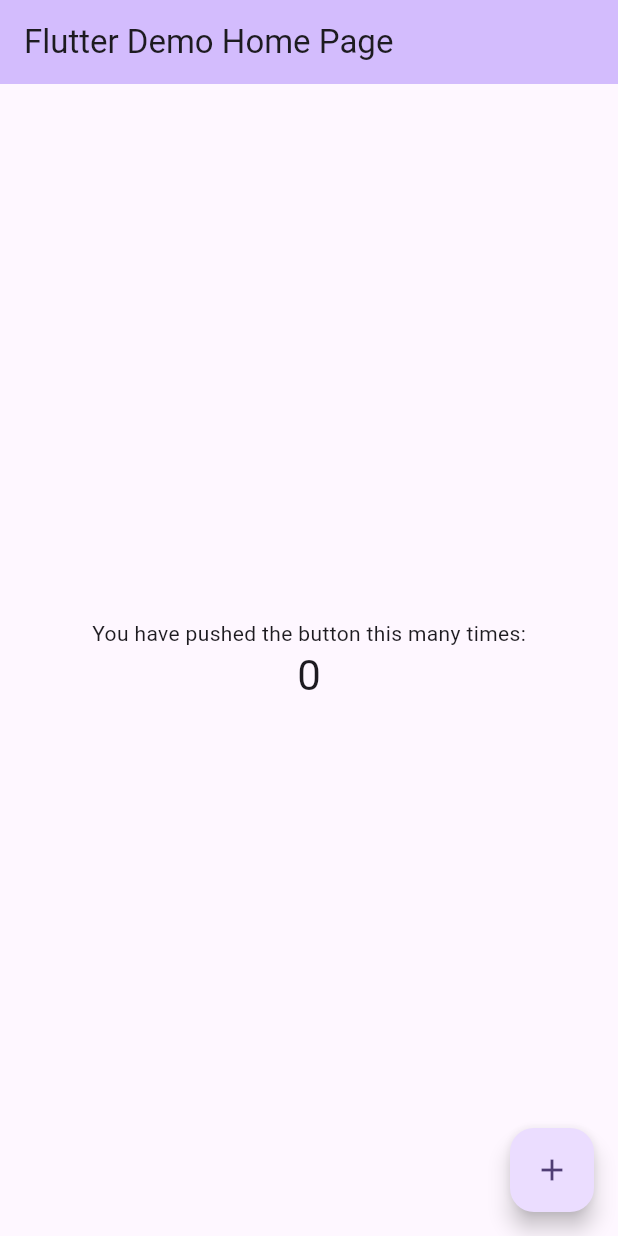
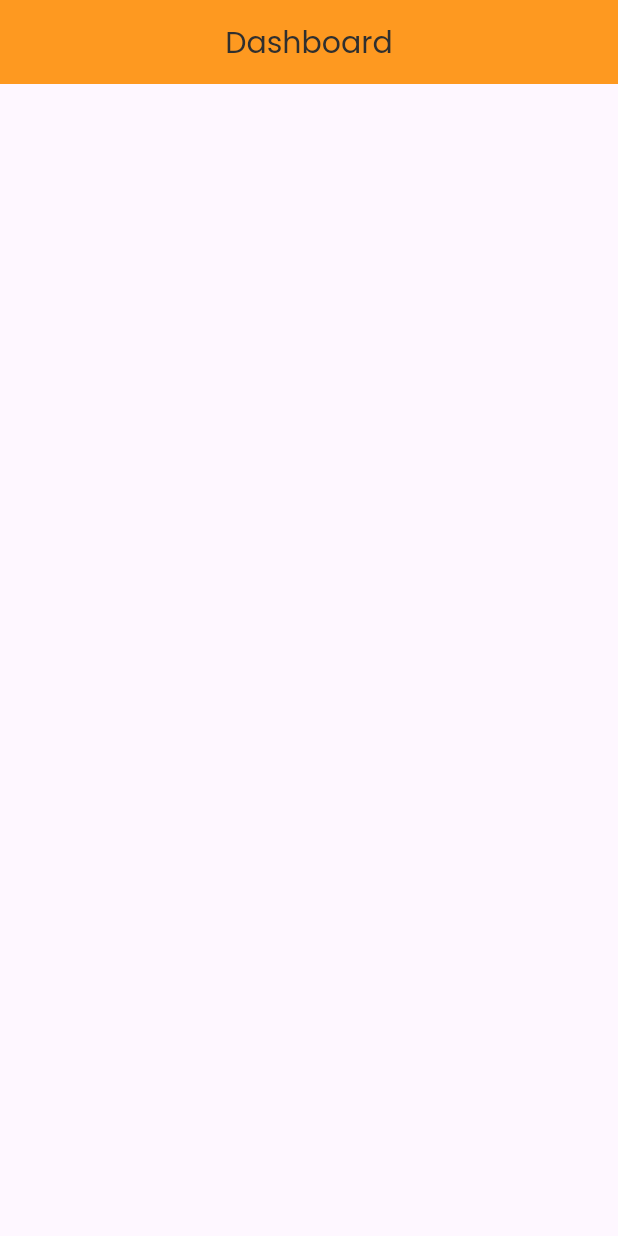
Before and after one commit to sandesh101/catering-service-admin, a Flutter app: the screen it shows after launch, on a phone screen of 412 x 824 dp. Run offline on Flutter 3.47's test engine with Material 2 defaults, Android fonts, the phone set to English and light mode, and no system bars; our stand-ins replace firebase_core, google_fonts; accounts and stored records are empty.

Commit message:
Admin Dashboard Appbar Design

```diff
--- /dev/null
+++ b/lib/constant.dart
@@ -0,0 +1,34 @@
+import 'package:flutter/material.dart';
+import 'package:google_fonts/google_fonts.dart';
+
+class ColorConstant {
+  static Color blackColor = const Color(0xFF2F2F2F);
+  static Color secondaryColor = const Color(0xFFFE9920);
+  // static Color secondaryColor = const Color(0xFF2F2F2F);
+  static Color primaryColor = const Color(0xFFFBFBFF);
+  static Color accentColor = const Color(0xFF6EEB83);
+}
+
+class AppTextStyle {
+  static TextStyle normalText({
+    double? fontSize,
+    Color? color,
+  }) {
+    return GoogleFonts.poppins(
+      fontSize: fontSize ?? 16,
+      color: color ?? ColorConstant.blackColor,
+    );
+  }
+
+  static TextStyle boldText({
+    double? fontSize,
+    Color? color,
+    FontWeight? fontWeight,
+  }) {
+    return GoogleFonts.poppins(
+      fontSize: fontSize ?? 18,
+      color: color ?? ColorConstant.blackColor,
+      fontWeight: fontWeight ?? FontWeight.bold,
+    );
+  }
+}
--- a/lib/main.dart
+++ b/lib/main.dart
@@ -1,125 +1,26 @@
+import 'package:catering_service_adming/routes.dart';
+import 'package:firebase_core/firebase_core.dart';
 import 'package:flutter/material.dart';
 
-void main() {
+void main() async {
+  WidgetsFlutterBinding.ensureInitialized();
+  await Firebase.initializeApp();
   runApp(const MyApp());
 }
 
 class MyApp extends StatelessWidget {
   const MyApp({super.key});
 
-  // This widget is the root of your application.
   @override
   Widget build(BuildContext context) {
     return MaterialApp(
-      title: 'Flutter Demo',
+      debugShowCheckedModeBanner: false,
+      title: 'HotCase',
       theme: ThemeData(
-        // This is the theme of your application.
-        //
-        // TRY THIS: Try running your application with "flutter run". You'll see
-        // the application has a blue toolbar. Then, without quitting the app,
-        // try changing the seedColor in the colorScheme below to Colors.green
-        // and then invoke "hot reload" (save your changes or press the "hot
-        // reload" button in a Flutter-supported IDE, or press "r" if you used
-        // the command line to start the app).
-        //
-        // Notice that the counter didn't reset back to zero; the application
-        // state is not lost during the reload. To reset the state, use hot
-        // restart instead.
-        //
-        // This works for code too, not just values: Most code changes can be
-        // tested with just a hot reload.
-        colorScheme: ColorScheme.fromSeed(seedColor: Colors.deepPurple),
         useMaterial3: true,
       ),
-      home: const MyHomePage(title: 'Flutter Demo Home Page'),
+      initialRoute: "/",
+      routes: appRoutes,
     );
   }
 }
-
-class MyHomePage extends StatefulWidget {
-  const MyHomePage({super.key, required this.title});
-
-  // This widget is the home page of your application. It is stateful, meaning
-  // that it has a State object (defined below) that contains fields that affect
-  // how it looks.
-
-  // This class is the configuration for the state. It holds the values (in this
-  // case the title) provided by the parent (in this case the App widget) and
-  // used by the build method of the State. Fields in a Widget subclass are
-  // always marked "final".
-
-  final String title;
-
-  @override
-  State<MyHomePage> createState() => _MyHomePageState();
-}
-
-class _MyHomePageState extends State<MyHomePage> {
-  int _counter = 0;
-
-  void _incrementCounter() {
-    setState(() {
-      // This call to setState tells the Flutter framework that something has
-      // changed in this State, which causes it to rerun the build method below
-      // so that the display can reflect the updated values. If we changed
-      // _counter without calling setState(), then the build method would not be
-      // called again, and so nothing would appear to happen.
-      _counter++;
-    });
-  }
-
-  @override
-  Widget build(BuildContext context) {
-    // This method is rerun every time setState is called, for instance as done
-    // by the _incrementCounter method above.
-    //
-    // The Flutter framework has been optimized to make rerunning build methods
-    // fast, so that you can just rebuild anything that needs updating rather
-    // than having to individually change instances of widgets.
-    return Scaffold(
-      appBar: AppBar(
-        // TRY THIS: Try changing the color here to a specific color (to
-        // Colors.amber, perhaps?) and trigger a hot reload to see the AppBar
-        // change color while the other colors stay the same.
-        backgroundColor: Theme.of(context).colorScheme.inversePrimary,
-        // Here we take the value from the MyHomePage object that was created by
-        // the App.build method, and use it to set our appbar title.
-        title: Text(widget.title),
-      ),
-      body: Center(
-        // Center is a layout widget. It takes a single child and positions it
-        // in the middle of the parent.
-        child: Column(
-          // Column is also a layout widget. It takes a list of children and
-          // arranges them vertically. By default, it sizes itself to fit its
-          // children horizontally, and tries to be as tall as its parent.
-          //
-          // Column has various properties to control how it sizes itself and
-          // how it positions its children. Here we use mainAxisAlignment to
-          // center the children vertically; the main axis here is the vertical
-          // axis because Columns are vertical (the cross axis would be
-          // horizontal).
-          //
-          // TRY THIS: Invoke "debug painting" (choose the "Toggle Debug Paint"
-          // action in the IDE, or press "p" in the console), to see the
-          // wireframe for each widget.
-          mainAxisAlignment: MainAxisAlignment.center,
-          children: <Widget>[
-            const Text(
-              'You have pushed the button this many times:',
-            ),
-            Text(
-              '$_counter',
-              style: Theme.of(context).textTheme.headlineMedium,
-            ),
-          ],
-        ),
-      ),
-      floatingActionButton: FloatingActionButton(
-        onPressed: _incrementCounter,
-        tooltip: 'Increment',
-        child: const Icon(Icons.add),
-      ), // This trailing comma makes auto-formatting nicer for build methods.
-    );
-  }
-}
--- /dev/null
+++ b/lib/routes.dart
@@ -0,0 +1,5 @@
+import 'package:catering_service_adming/views/dashboard/dashboard.dart';
+
+final appRoutes = {
+  '/': (context) => const Dashboard(),
+};
--- /dev/null
+++ b/lib/views/dashboard/dashboard.dart
@@ -0,0 +1,22 @@
+import 'package:catering_service_adming/constant.dart';
+import 'package:flutter/material.dart';
+
+class Dashboard extends StatefulWidget {
+  const Dashboard({super.key});
+
+  @override
+  State<Dashboard> createState() => _DashboardState();
+}
+
+class _DashboardState extends State<Dashboard> {
+  @override
+  Widget build(BuildContext context) {
+    return Scaffold(
+      appBar: AppBar(
+        backgroundColor: ColorConstant.secondaryColor,
+        title: Text("Dashboard", style: AppTextStyle.normalText(fontSize: 20)),
+        centerTitle: true,
+      ),
+    );
+  }
+}
--- a/pubspec.yaml
+++ b/pubspec.yaml
@@ -38,6 +38,7 @@ dependencies:
   firebase_core: ^2.14.0
   cloud_firestore: ^4.8.2
   firebase_storage: ^11.2.4
+  google_fonts: ^5.1.0
 
 dev_dependencies:
   flutter_test:
```
Also changed, not shown: pubspec.lock, 4 other files.
